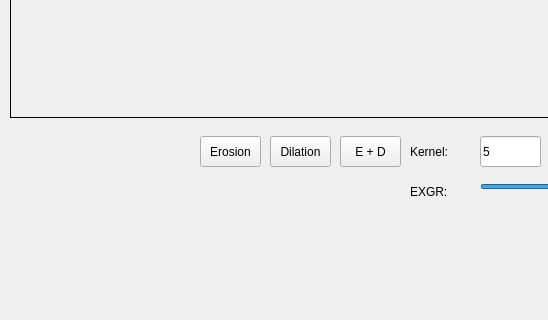
First picture: the form in main.ui, repository zaher88abd/Segmenter, before the edit; both pictures show x 0 to 548 and y 464 to 784 of the 1499 by 784 pixel window.
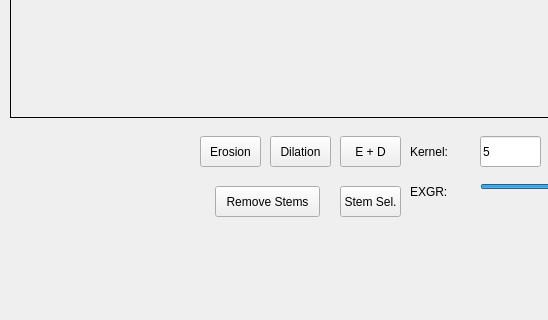
Second picture: the form after the edit. Icons and pictures are not drawn.

Commit message: added feature to add stems to the images and save them. Added a delete button. Can also remove all stems

```diff
--- a/main.ui
+++ b/main.ui
@@ -925,6 +925,46 @@
     <enum>Qt::Horizontal</enum>
    </property>
   </widget>
+  <widget class="QPushButton" name="remove_stems_btn">
+   <property name="geometry">
+    <rect>
+     <x>215</x>
+     <y>650</y>
+     <width>105</width>
+     <height>31</height>
+    </rect>
+   </property>
+   <property name="autoFillBackground">
+    <bool>false</bool>
+   </property>
+      <property name="text">
+       <string>Remove Stems</string>
+      </property>
+   <property name="icon">
+    <iconset>
+     <normaloff></normaloff></iconset>
+   </property>
+  </widget>
+  <widget class="QPushButton" name="stem_btn">
+   <property name="geometry">
+    <rect>
+     <x>340</x>
+     <y>650</y>
+     <width>61</width>
+     <height>31</height>
+    </rect>
+   </property>
+   <property name="autoFillBackground">
+    <bool>false</bool>
+   </property>
+      <property name="text">
+       <string>Stem Sel.</string>
+      </property>
+   <property name="icon">
+    <iconset>
+     <normaloff></normaloff></iconset>
+   </property>
+  </widget>
 
   <widget class="QPushButton" name="cleanBtn_2">
    <property name="geometry">
```
The commit also changes 2 other files.
